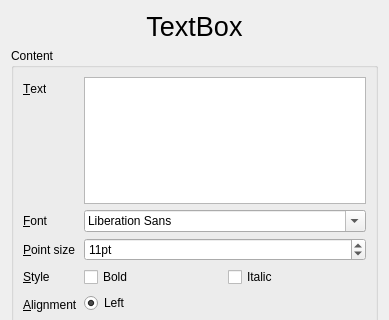
Old version of the form sources/Forms/formtextboxes.ui in the repository jose94752/ClipEdit; both pictures show x 0 to 389 and y 0 to 320 of the 389 by 594 pixel window.
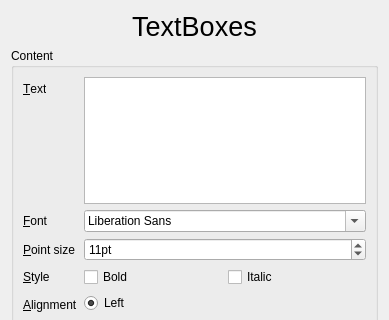
New version of the form. Custom widgets are drawn as their Qt base class.

The edit to the form file:
```diff
--- a/sources/Forms/formtextboxes.ui
+++ b/sources/Forms/formtextboxes.ui
@@ -28,7 +28,7 @@
       </font>
      </property>
      <property name="text">
-      <string>TextBox</string>
+      <string>TextBoxes</string>
      </property>
      <property name="alignment">
       <set>Qt::AlignCenter</set>
```
Left out of the diff: 4 changed lines with no effect on the pictures.
